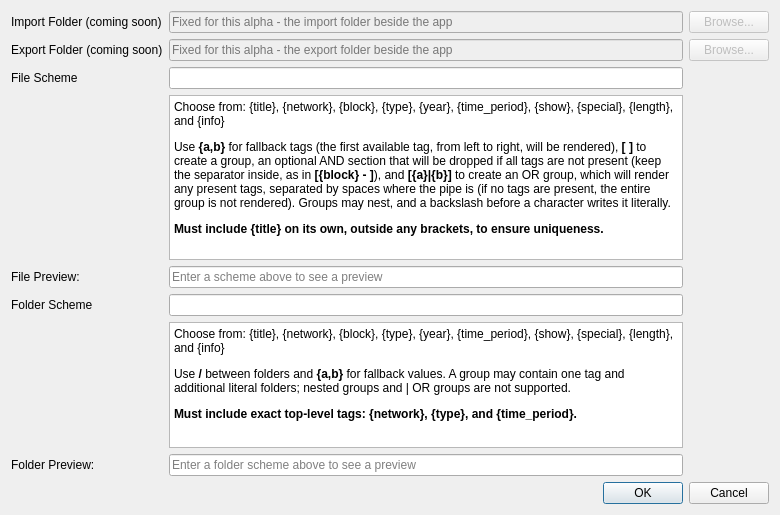
Above: settings/settingswindow.ui from trafficman/commcut before the change. Below: the same form after it.
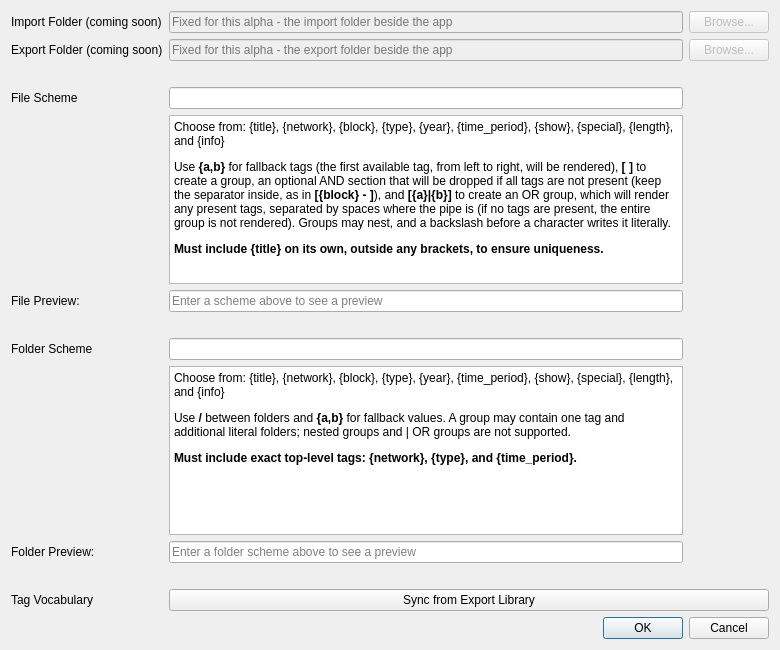
That is the form after the change.

Commit message: #34, sync vocabulary tags from tags used in library

What changed in the file:
```diff
--- a/settings/settingswindow.ui
+++ b/settings/settingswindow.ui
@@ -7,13 +7,13 @@
     <x>0</x>
     <y>0</y>
     <width>780</width>
-    <height>515</height>
+    <height>650</height>
    </rect>
   </property>
   <property name="minimumSize">
    <size>
     <width>780</width>
-    <height>515</height>
+    <height>650</height>
    </size>
   </property>
   <property name="windowTitle">
@@ -22,8 +22,25 @@
   <layout class="QVBoxLayout" name="verticalLayout_2">
    <item>
     <layout class="QGridLayout" name="gridLayout">
-     <item row="0" column="2">
-      <widget class="QPushButton" name="fileBrowseImport">
+     <item row="11" column="0">
+      <widget class="QLabel" name="labelVocabulary">
+       <property name="toolTip">
+        <string>Add every tag value your exported clips use to the dropdown lists, and drop the ones no clip uses</string>
+       </property>
+       <property name="text">
+        <string>Tag Vocabulary</string>
+       </property>
+      </widget>
+     </item>
+     <item row="3" column="0">
+      <widget class="QLabel" name="labelFileScheme">
+       <property name="text">
+        <string>File Scheme</string>
+       </property>
+      </widget>
+     </item>
+     <item row="1" column="2">
+      <widget class="QPushButton" name="fileBrowseExport">
        <property name="enabled">
         <bool>false</bool>
        </property>
@@ -35,17 +52,10 @@
        </property>
       </widget>
      </item>
-     <item row="1" column="0">
-      <widget class="QLabel" name="labelExport">
+     <item row="9" column="0">
+      <widget class="QLabel" name="labelFolderPreview">
        <property name="text">
-        <string>Export Folder (coming soon)</string>
-       </property>
-      </widget>
-     </item>
-     <item row="0" column="0">
-      <widget class="QLabel" name="labelImport">
-       <property name="text">
-        <string>Import Folder (coming soon)</string>
+        <string>Folder Preview:</string>
        </property>
       </widget>
      </item>
@@ -65,24 +75,14 @@
        </property>
       </widget>
      </item>
-     <item row="5" column="1">
-      <widget class="QLineEdit" name="lineEditFolderScheme"/>
-     </item>
      <item row="5" column="0">
-      <widget class="QLabel" name="labelFolderScheme">
-       <property name="text">
-        <string>Folder Scheme</string>
-       </property>
-      </widget>
-     </item>
-     <item row="4" column="0">
       <widget class="QLabel" name="labelFilePreview">
        <property name="text">
         <string>File Preview:</string>
        </property>
       </widget>
      </item>
-     <item row="3" column="1">
+     <item row="4" column="1">
       <widget class="QTextBrowser" name="textBrowserFileScheme">
        <property name="minimumSize">
         <size>
@@ -104,10 +104,7 @@
        </property>
       </widget>
      </item>
-     <item row="2" column="1">
-      <widget class="QLineEdit" name="lineEditFileScheme"/>
-     </item>
-     <item row="4" column="1">
+     <item row="5" column="1">
       <widget class="QLineEdit" name="lineEditPreview">
        <property name="readOnly">
         <bool>true</bool>
@@ -117,25 +114,21 @@
        </property>
       </widget>
      </item>
-     <item row="2" column="0">
-      <widget class="QLabel" name="labelFileScheme">
-       <property name="text">
-        <string>File Scheme</string>
-       </property>
-      </widget>
+     <item row="3" column="1">
+      <widget class="QLineEdit" name="lineEditFileScheme"/>
      </item>
-     <item row="1" column="2">
-      <widget class="QPushButton" name="fileBrowseExport">
-       <property name="enabled">
-        <bool>false</bool>
+     <item row="2" column="1">
+      <spacer name="horizontalSpacer_2">
+       <property name="orientation">
+        <enum>Qt::Orientation::Horizontal</enum>
        </property>
-       <property name="toolTip">
-        <string>Coming soon: for this alpha the export folder is fixed beside the app</string>
+       <property name="sizeHint" stdset="0">
+        <size>
+         <width>40</width>
+         <height>20</height>
+        </size>
        </property>
-       <property name="text">
-        <string>Browse...</string>
-       </property>
-      </widget>
+      </spacer>
      </item>
      <item row="1" column="1">
       <widget class="QLineEdit" name="lineEditExport">
@@ -148,12 +141,43 @@
        <property name="placeholderText">
         <string>Fixed for this alpha - the export folder beside the app</string>
        </property>
+      </widget>
+     </item>
+     <item row="11" column="1" colspan="2">
+      <widget class="QPushButton" name="buttonSyncVocabulary">
+       <property name="toolTip">
+        <string>Reads the .cnfo record beside every clip in the export folder. Records a clip cannot be read from are listed, not skipped.</string>
+       </property>
+       <property name="text">
+        <string>Sync from Export Library</string>
+       </property>
+      </widget>
+     </item>
+     <item row="1" column="0">
+      <widget class="QLabel" name="labelExport">
+       <property name="text">
+        <string>Export Folder (coming soon)</string>
+       </property>
+      </widget>
+     </item>
+     <item row="9" column="1">
+      <widget class="QLineEdit" name="lineEditFolderPreview">
        <property name="readOnly">
         <bool>true</bool>
        </property>
+       <property name="placeholderText">
+        <string>Enter a folder scheme above to see a preview</string>
+       </property>
       </widget>
      </item>
-     <item row="6" column="1">
+     <item row="0" column="0">
+      <widget class="QLabel" name="labelImport">
+       <property name="text">
+        <string>Import Folder (coming soon)</string>
+       </property>
+      </widget>
+     </item>
+     <item row="8" column="1">
       <widget class="QTextBrowser" name="textBrowserFolderScheme">
        <property name="minimumSize">
         <size>
@@ -175,23 +199,55 @@
        </property>
       </widget>
      </item>
-     <item row="7" column="1">
-      <widget class="QLineEdit" name="lineEditFolderPreview">
-       <property name="readOnly">
-        <bool>true</bool>
-       </property>
-       <property name="placeholderText">
-        <string>Enter a folder scheme above to see a preview</string>
-       </property>
-      </widget>
-     </item>
      <item row="7" column="0">
-      <widget class="QLabel" name="labelFolderPreview">
+      <widget class="QLabel" name="labelFolderScheme">
        <property name="text">
-        <string>Folder Preview:</string>
+        <string>Folder Scheme</string>
        </property>
       </widget>
      </item>
+     <item row="10" column="1">
+      <spacer name="horizontalSpacer">
+       <property name="orientation">
+        <enum>Qt::Orientation::Horizontal</enum>
+       </property>
+       <property name="sizeHint" stdset="0">
+        <size>
+         <width>40</width>
+         <height>20</height>
+        </size>
+       </property>
+      </spacer>
+     </item>
+     <item row="7" column="1">
+      <widget class="QLineEdit" name="lineEditFolderScheme"/>
+     </item>
+     <item row="0" column="2">
+      <widget class="QPushButton" name="fileBrowseImport">
+       <property name="enabled">
+        <bool>false</bool>
+       </property>
+       <property name="toolTip">
+        <string>Coming soon: for this alpha the import folder is fixed beside the app</string>
+       </property>
+       <property name="text">
+        <string>Browse...</string>
+       </property>
+      </widget>
+     </item>
+     <item row="6" column="1">
+      <spacer name="horizontalSpacer_3">
+       <property name="orientation">
+        <enum>Qt::Orientation::Horizontal</enum>
+       </property>
+       <property name="sizeHint" stdset="0">
+        <size>
+         <width>40</width>
+         <height>20</height>
+        </size>
+       </property>
+      </spacer>
+     </item>
     </layout>
    </item>
    <item>
```
Left out of the diff: 11 changed lines with no effect on the pictures. The commit also changes 18 other files.
